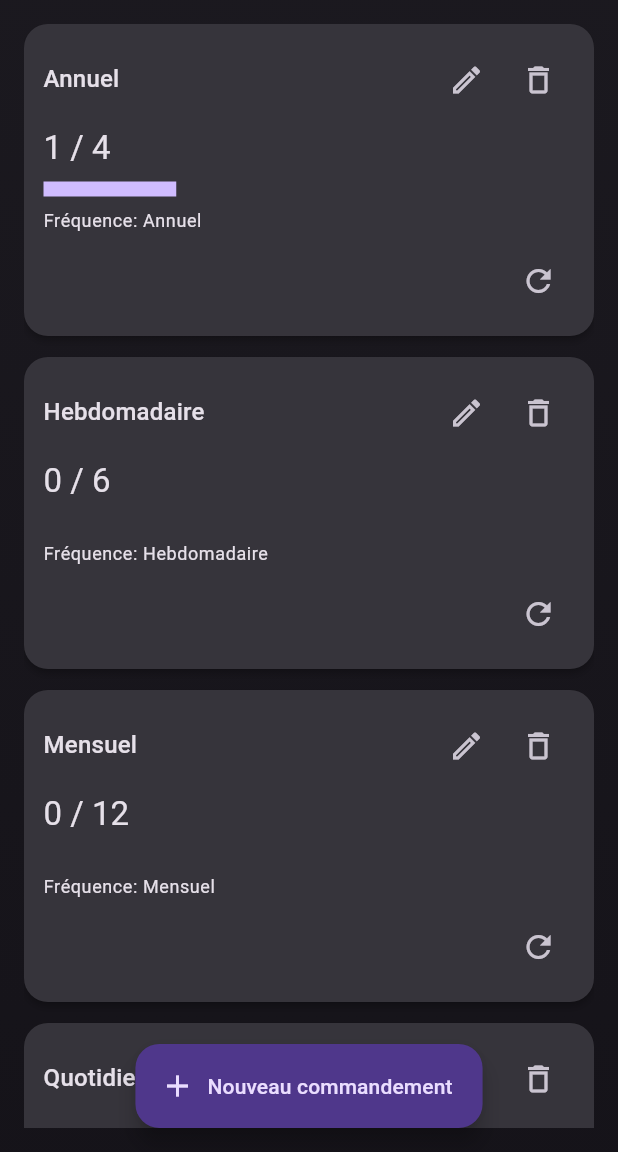
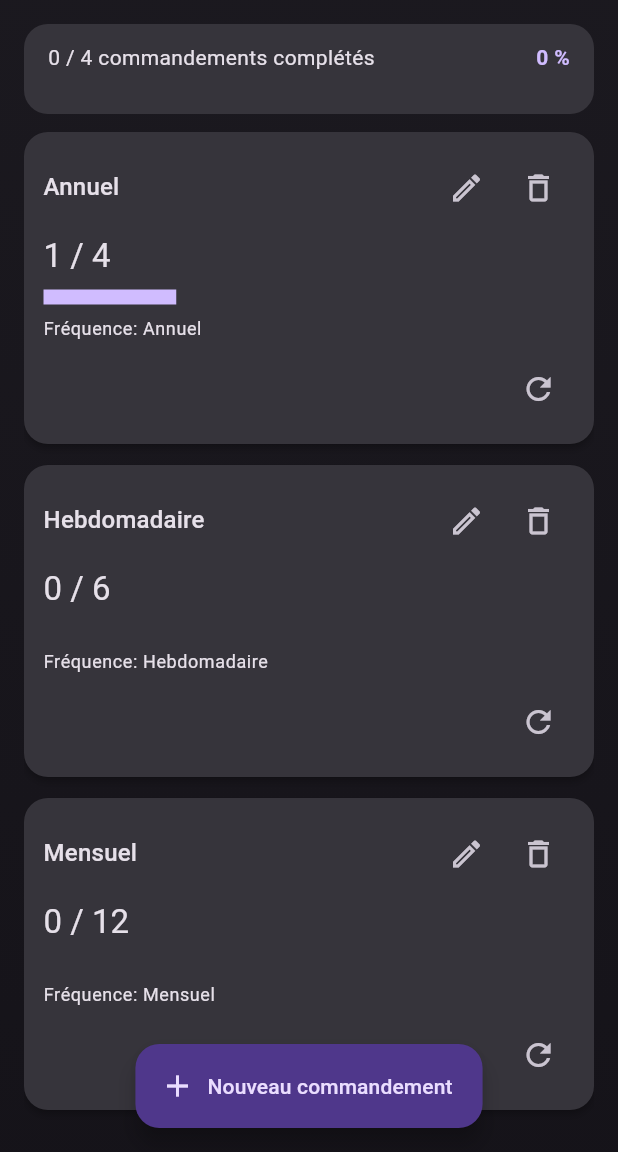
Before and after one commit to NicolasVera-dev/mes-commandements, a Flutter app: the screen it shows after launch, after a tap on "Annuel", on a phone screen of 412 x 824 dp, the part 84-1236 px from its top. Run offline on Flutter 3.47's test engine with Material 3 defaults, Android fonts, the phone set to English and light mode, and no system bars; our stand-ins replace shared_preferences.

Commit message:
feat: add persistence, progress stats, fix tests, remove dead code
Co-authored-by: NicolasVera-dev <65453333+NicolasVera-dev@users.noreply.github.com>
Agent-Logs-Url: https://github.com/NicolasVera-dev/mes-commandements/sessions/f1eb5a99-0e1d-4045-b756-5dfee2d00fb9

```diff
--- a/lib/features/counter/domain/entities/command.dart
+++ b/lib/features/counter/domain/entities/command.dart
@@ -57,6 +57,27 @@ class Command {
   /// Remet la progression à 0.
   Command resetProgress() => copyWith(progress: 0);
 
+  Map<String, dynamic> toJson() => {
+        'id': id,
+        'title': title,
+        'description': description,
+        'target': target,
+        'progress': progress,
+        'frequency': frequency.name,
+      };
+
+  factory Command.fromJson(Map<String, dynamic> json) => Command(
+        id: json['id'] as String,
+        title: json['title'] as String,
+        description: (json['description'] as String?) ?? '',
+        target: json['target'] as int,
+        progress: json['progress'] as int,
+        frequency: Frequency.values.firstWhere(
+          (f) => f.name == json['frequency'],
+          orElse: () => Frequency.daily,
+        ),
+      );
+
   @override
   bool operator ==(Object other) {
     return other is Command &&
--- a/lib/features/counter/presentation/pages/home_page.dart
+++ b/lib/features/counter/presentation/pages/home_page.dart
@@ -121,6 +121,8 @@ class _HomePageState extends State<HomePage> {
                     },
                   ),
                 if (hasActiveFilters) const SizedBox(height: 12),
+                _ProgressSummaryCard(commands: commandProvider.commands),
+                const SizedBox(height: 12),
                 Expanded(
                   child: AnimatedSwitcher(
                     duration: const Duration(milliseconds: 250),
@@ -214,3 +216,72 @@ class _ActiveDot extends StatelessWidget {
     );
   }
 }
+
+class _ProgressSummaryCard extends StatelessWidget {
+  final List<Command> commands;
+
+  const _ProgressSummaryCard({required this.commands});
+
+  @override
+  Widget build(BuildContext context) {
+    if (commands.isEmpty) return const SizedBox.shrink();
+
+    final total = commands.length;
+    final completed = commands.where((c) => c.isCompleted()).length;
+    final ratio = total > 0 ? completed / total : 0.0;
+    final percent = (ratio * 100).round();
+
+    return AnimatedContainer(
+      duration: const Duration(milliseconds: 300),
+      curve: Curves.easeOut,
+      padding: const EdgeInsets.symmetric(horizontal: 16, vertical: 12),
+      decoration: BoxDecoration(
+        color: Theme.of(context).colorScheme.surfaceContainerHighest,
+        borderRadius: BorderRadius.circular(16),
+      ),
+      child: Column(
+        crossAxisAlignment: CrossAxisAlignment.start,
+        children: [
+          Row(
+            mainAxisAlignment: MainAxisAlignment.spaceBetween,
+            children: [
+              Text(
+                '$completed / $total commandement${total != 1 ? 's' : ''} complété${completed != 1 ? 's' : ''}',
+                style: Theme.of(context).textTheme.bodyMedium,
+              ),
+              Text(
+                '$percent %',
+                style: Theme.of(context).textTheme.bodyMedium?.copyWith(
+                      fontWeight: FontWeight.bold,
+                      color: completed == total && total > 0
+                          ? Colors.greenAccent.shade200
+                          : Theme.of(context).colorScheme.primary,
+                    ),
+              ),
+            ],
+          ),
+          const SizedBox(height: 8),
+          TweenAnimationBuilder<double>(
+            duration: const Duration(milliseconds: 600),
+            curve: Curves.easeOut,
+            tween: Tween<double>(begin: 0, end: ratio),
+            builder: (context, value, _) {
+              return LinearProgressIndicator(
+                value: value.clamp(0.0, 1.0),
+                minHeight: 8,
+                borderRadius: BorderRadius.circular(4),
+                valueColor: AlwaysStoppedAnimation<Color>(
+                  completed == total && total > 0
+                      ? Colors.greenAccent.shade200
+                      : Theme.of(context).colorScheme.primary,
+                ),
+                backgroundColor:
+                    Theme.of(context).colorScheme.surfaceContainerHighest,
+              );
+            },
+          ),
+        ],
+      ),
+    );
+  }
+}
--- a/lib/features/counter/presentation/state/command_provider.dart
+++ b/lib/features/counter/presentation/state/command_provider.dart
@@ -1,10 +1,15 @@
+import 'dart:convert';
+
 import 'package:flutter/foundation.dart';
+import 'package:shared_preferences/shared_preferences.dart';
 
 import '../../domain/entities/command.dart';
 
 class CommandProvider extends ChangeNotifier {
   final List<Command> _commands;
   String _searchQuery = '';
+
+  static const String _storageKey = 'commands';
 
   CommandProvider({
     List<Command>? commands,
@@ -13,6 +18,29 @@ class CommandProvider extends ChangeNotifier {
   List<Command> get commands => List.unmodifiable(_commands);
 
   String get searchQuery => _searchQuery;
+
+  /// Persiste la liste de commandements dans SharedPreferences.
+  Future<void> _persist() async {
+    final prefs = await SharedPreferences.getInstance();
+    final encoded = jsonEncode(_commands.map((c) => c.toJson()).toList());
+    await prefs.setString(_storageKey, encoded);
+  }
+
+  /// Charge les commandements depuis SharedPreferences.
+  /// Retourne `null` si aucune donnée n'est sauvegardée.
+  static Future<List<Command>?> loadFromStorage() async {
+    final prefs = await SharedPreferences.getInstance();
+    final encoded = prefs.getString(_storageKey);
+    if (encoded == null) return null;
+    try {
+      final List<dynamic> decoded = jsonDecode(encoded) as List<dynamic>;
+      return decoded
+          .map((e) => Command.fromJson(e as Map<String, dynamic>))
+          .toList();
+    } catch (_) {
+      return null;
+    }
+  }
 
   /// Définit la requête de recherche.
   /// Le filtrage est appliqué dans `commandsFilteredSorted`.
@@ -34,6 +62,7 @@ class CommandProvider extends ChangeNotifier {
   void addCommand(Command command) {
     _commands.add(command);
     notifyListeners();
+    _persist();
   }
 
   void updateCommand(Command updatedCommand) {
@@ -42,11 +71,13 @@ class CommandProvider extends ChangeNotifier {
 
     _commands[idx] = updatedCommand;
     notifyListeners();
+    _persist();
   }
 
   void deleteCommand(String id) {
     _commands.removeWhere((c) => c.id == id);
     notifyListeners();
+    _persist();
   }
 
   void incrementProgress(String commandId) {
--- a/lib/main.dart
+++ b/lib/main.dart
@@ -5,14 +5,8 @@ import 'features/counter/domain/entities/command.dart';
 import 'features/counter/presentation/state/command_provider.dart';
 import 'features/counter/presentation/pages/home_page.dart';
 
-class MyApp extends StatelessWidget {
-  const MyApp({super.key});
-
-  @override
-  Widget build(BuildContext context) {
-    return ChangeNotifierProvider(
-      create: (_) => CommandProvider(
-        commands: const [
+/// Commandements affichés lors de la première ouverture de l'application.
+const List<Command> _defaultCommands = [
   Command(
     id: 'cmd-daily',
     title: 'Quotidien',
@@ -41,8 +35,17 @@ class MyApp extends StatelessWidget {
     progress: 0,
     frequency: Frequency.yearly,
   ),
-        ],
-      ),
+];
+
+class MyApp extends StatelessWidget {
+  final List<Command> initialCommands;
+
+  const MyApp({super.key, required this.initialCommands});
+
+  @override
+  Widget build(BuildContext context) {
+    return ChangeNotifierProvider(
+      create: (_) => CommandProvider(commands: initialCommands),
       child: MaterialApp(
         title: 'Mes commandements',
         themeMode: ThemeMode.dark,
@@ -53,6 +56,8 @@ class MyApp extends StatelessWidget {
   }
 }
 
-void main() {
-  runApp(const MyApp());
+void main() async {
+  WidgetsFlutterBinding.ensureInitialized();
+  final saved = await CommandProvider.loadFromStorage();
+  runApp(MyApp(initialCommands: saved ?? _defaultCommands));
 }
--- a/pubspec.yaml
+++ b/pubspec.yaml
@@ -35,8 +35,8 @@ dependencies:
   # The following adds the Cupertino Icons font to your application.
   # Use with the CupertinoIcons class for iOS style icons.
   cupertino_icons: ^1.0.8
-  flutter_bloc: ^9.1.1
   provider: ^6.1.5+1
+  shared_preferences: ^2.3.5
 
 dev_dependencies:
   flutter_test:
```
Also changed, not shown: lib/features/counter/data/repositories/in_memory_counter_repository.dart (deleted, +0 -25 lines), lib/features/counter/domain/repositories/counter_repository.dart (deleted, +0 -11 lines), lib/features/counter/domain/usecases/increment_counter.dart (deleted, +0 -10 lines), lib/features/counter/domain/usecases/reset_counter.dart (deleted, +0 -10 lines), lib/features/counter/presentation/bloc/counter_bloc.dart (deleted, +0 -28 lines), lib/features/counter/presentation/bloc/counter_event.dart (deleted, +0 -11 lines), lib/features/counter/presentation/bloc/counter_state.dart (deleted, +0 -20 lines), lib/features/counter/presentation/pages/second_page.dart (deleted, +0 -109 lines), 1 other file. Lines whose indentation alone changed are shown as unchanged.
